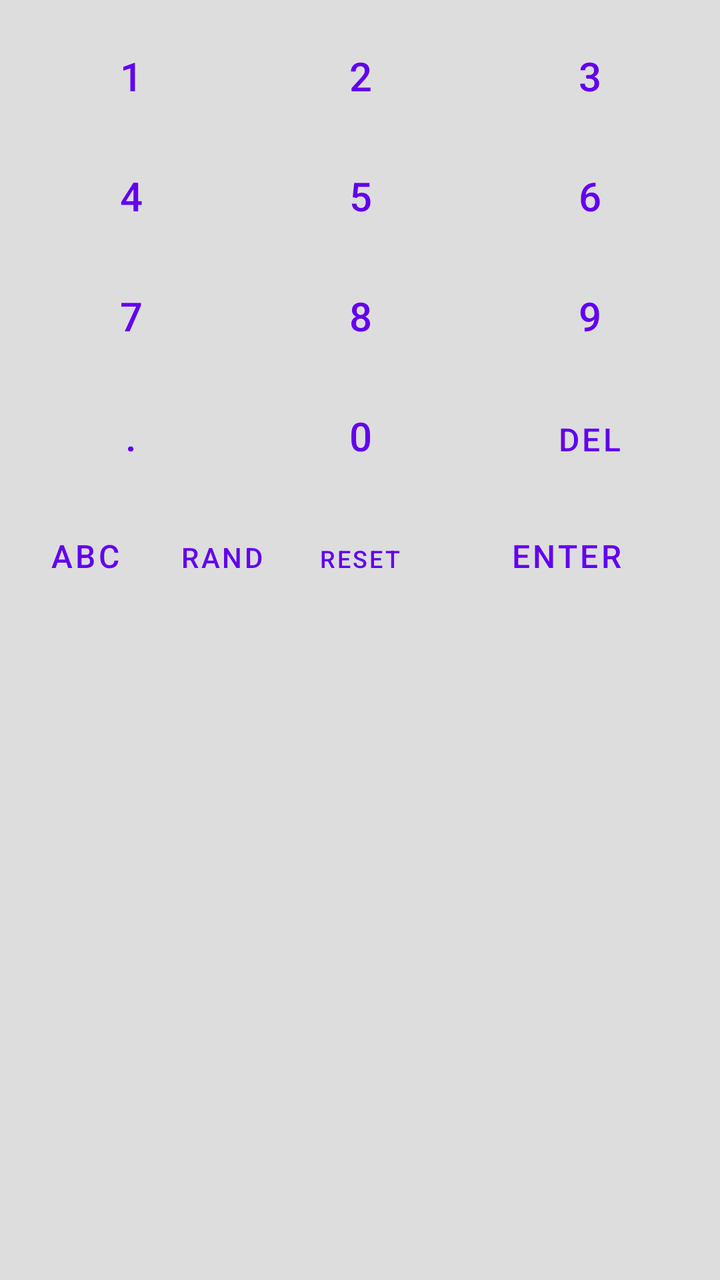
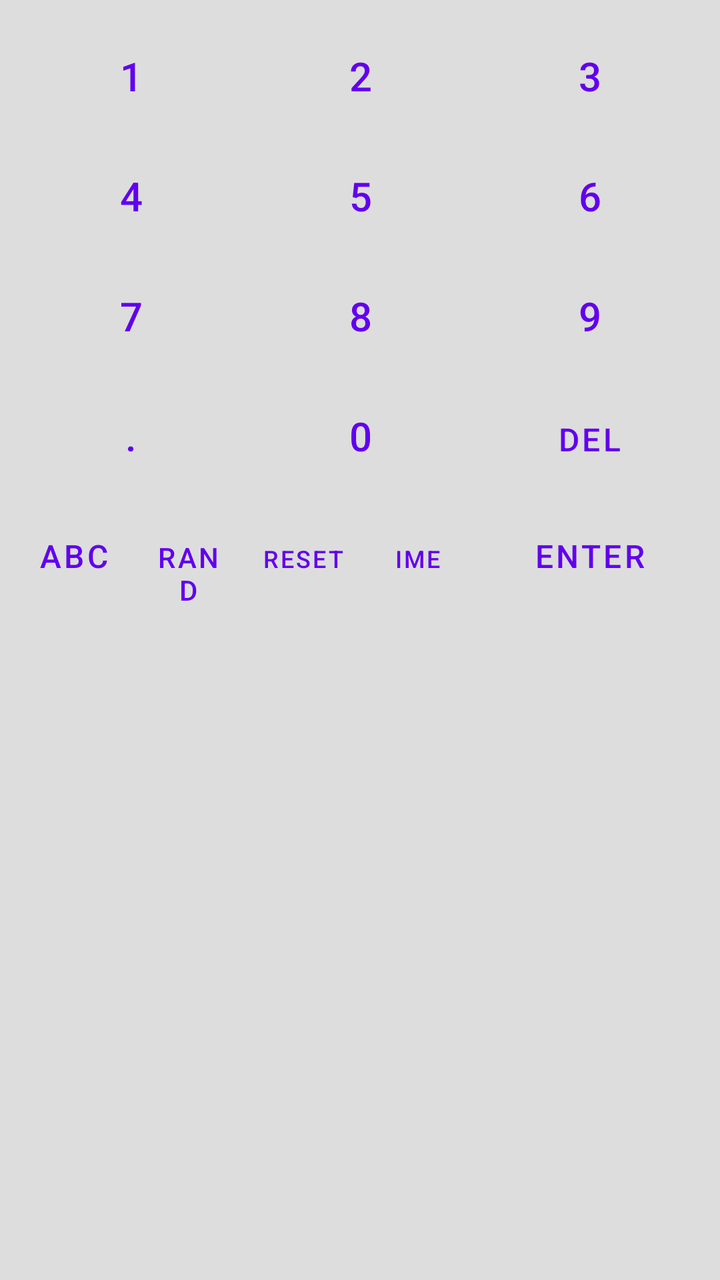

An Android layout rendered at two revisions. The XML below is the earlier revision; the diff shows what the commit changed to produce the second picture.
<!-- AndroidManifest.xml: application theme Theme.Qbot -->
<!-- res/layout/numeric_keyboard_view.xml -->
<?xml version="1.0" encoding="utf-8"?>
<LinearLayout xmlns:android="http://schemas.android.com/apk/res/android"
    android:id="@+id/numeric_keyboard_root"
    android:layout_width="match_parent"
    android:layout_height="wrap_content"
    android:background="#DDDDDD"
    android:orientation="vertical"
    android:padding="8dp">

    <LinearLayout
        android:layout_width="match_parent"
        android:layout_height="wrap_content"
        android:orientation="horizontal">
        <Button style="?android:attr/buttonBarButtonStyle" android:layout_width="0dp" android:layout_height="60dp" android:layout_weight="1" android:text="1" android:textSize="20sp" />
        <Button style="?android:attr/buttonBarButtonStyle" android:layout_width="0dp" android:layout_height="60dp" android:layout_weight="1" android:text="2" android:textSize="20sp" />
        <Button style="?android:attr/buttonBarButtonStyle" android:layout_width="0dp" android:layout_height="60dp" android:layout_weight="1" android:text="3" android:textSize="20sp" />
    </LinearLayout>

    <LinearLayout
        android:layout_width="match_parent"
        android:layout_height="wrap_content"
        android:orientation="horizontal">
        <Button style="?android:attr/buttonBarButtonStyle" android:layout_width="0dp" android:layout_height="60dp" android:layout_weight="1" android:text="4" android:textSize="20sp" />
        <Button style="?android:attr/buttonBarButtonStyle" android:layout_width="0dp" android:layout_height="60dp" android:layout_weight="1" android:text="5" android:textSize="20sp" />
        <Button style="?android:attr/buttonBarButtonStyle" android:layout_width="0dp" android:layout_height="60dp" android:layout_weight="1" android:text="6" android:textSize="20sp" />
    </LinearLayout>

    <LinearLayout
        android:layout_width="match_parent"
        android:layout_height="wrap_content"
        android:orientation="horizontal">
        <Button style="?android:attr/buttonBarButtonStyle" android:layout_width="0dp" android:layout_height="60dp" android:layout_weight="1" android:text="7" android:textSize="20sp" />
        <Button style="?android:attr/buttonBarButtonStyle" android:layout_width="0dp" android:layout_height="60dp" android:layout_weight="1" android:text="8" android:textSize="20sp" />
        <Button style="?android:attr/buttonBarButtonStyle" android:layout_width="0dp" android:layout_height="60dp" android:layout_weight="1" android:text="9" android:textSize="20sp" />
    </LinearLayout>

    <LinearLayout
        android:layout_width="match_parent"
        android:layout_height="wrap_content"
        android:orientation="horizontal">
        <Button style="?android:attr/buttonBarButtonStyle" android:layout_width="0dp" android:layout_height="60dp" android:layout_weight="1" android:text="." android:textSize="20sp" />
        <Button style="?android:attr/buttonBarButtonStyle" android:layout_width="0dp" android:layout_height="60dp" android:layout_weight="1" android:text="0" android:textSize="20sp" />
        <Button style="?android:attr/buttonBarButtonStyle" android:layout_width="0dp" android:layout_height="60dp" android:layout_weight="1" android:text="DEL" android:textSize="16sp" />
    </LinearLayout>

    <LinearLayout
        android:layout_width="match_parent"
        android:layout_height="wrap_content"
        android:orientation="horizontal">
        <Button android:id="@+id/btn_switch_alpha" style="?android:attr/buttonBarButtonStyle" android:layout_width="0dp" android:layout_height="60dp" android:layout_weight="1" android:text="ABC" android:textSize="16sp" />
        <Button android:id="@+id/btn_randomize" style="?android:attr/buttonBarButtonStyle" android:layout_width="0dp" android:layout_height="60dp" android:layout_weight="1" android:text="RAND" android:textSize="14sp" />
        <Button android:id="@+id/btn_reset" style="?android:attr/buttonBarButtonStyle" android:layout_width="0dp" android:layout_height="60dp" android:layout_weight="1" android:text="RESET" android:textSize="12sp" />
        <Button style="?android:attr/buttonBarButtonStyle" android:layout_width="0dp" android:layout_height="60dp" android:layout_weight="2" android:text="ENTER" android:textSize="16sp" />
    </LinearLayout>

    <Space
        android:layout_width="match_parent"
        android:layout_height="20dp" />

</LinearLayout>
<!-- resources referenced by this layout -->
<resources>
  <style name="Theme.Qbot" parent="Theme.MaterialComponents.DayNight.DarkActionBar">
          
          <item name="colorPrimary">@color/purple_500</item>
          <item name="colorPrimaryVariant">@color/purple_700</item>
          <item name="colorOnPrimary">@color/white</item>
          
          <item name="colorSecondary">@color/teal_200</item>
          <item name="colorSecondaryVariant">@color/teal_700</item>
          <item name="colorOnSecondary">@color/black</item>
          
          <item name="android:statusBarColor">?attr/colorPrimaryVariant</item>
          
      </style>
  <color name="purple_500">#FF6200EE</color>
  <color name="purple_700">#FF3700B3</color>
  <color name="white">#FFFFFFFF</color>
  <color name="teal_200">#FF03DAC5</color>
  <color name="teal_700">#FF018786</color>
  <color name="black">#FF000000</color>
</resources>

<!-- the commit's change to res/layout/numeric_keyboard_view.xml (unified diff, before → after) -->
@@ -50,6 +50,7 @@
         <Button android:id="@+id/btn_switch_alpha" style="?android:attr/buttonBarButtonStyle" android:layout_width="0dp" android:layout_height="60dp" android:layout_weight="1" android:text="ABC" android:textSize="16sp" />
         <Button android:id="@+id/btn_randomize" style="?android:attr/buttonBarButtonStyle" android:layout_width="0dp" android:layout_height="60dp" android:layout_weight="1" android:text="RAND" android:textSize="14sp" />
         <Button android:id="@+id/btn_reset" style="?android:attr/buttonBarButtonStyle" android:layout_width="0dp" android:layout_height="60dp" android:layout_weight="1" android:text="RESET" android:textSize="12sp" />
+        <Button android:id="@+id/btn_switch_ime" style="?android:attr/buttonBarButtonStyle" android:layout_width="0dp" android:layout_height="60dp" android:layout_weight="1" android:text="IME" android:textSize="12sp" />
         <Button style="?android:attr/buttonBarButtonStyle" android:layout_width="0dp" android:layout_height="60dp" android:layout_weight="2" android:text="ENTER" android:textSize="16sp" />
     </LinearLayout>
 
